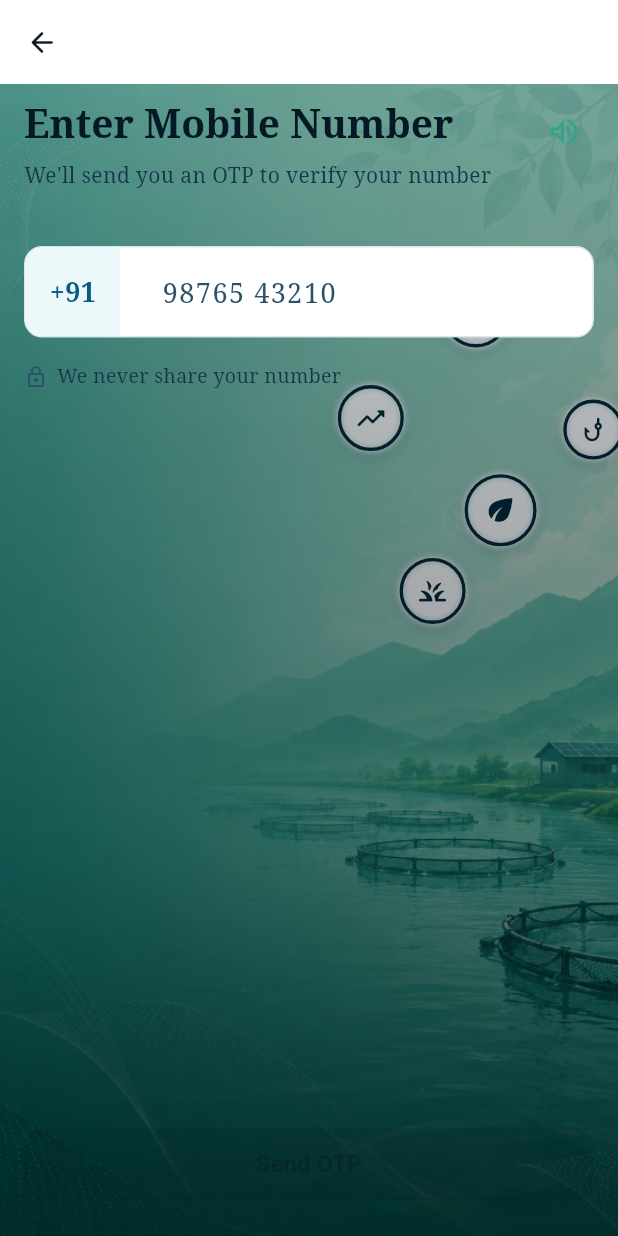
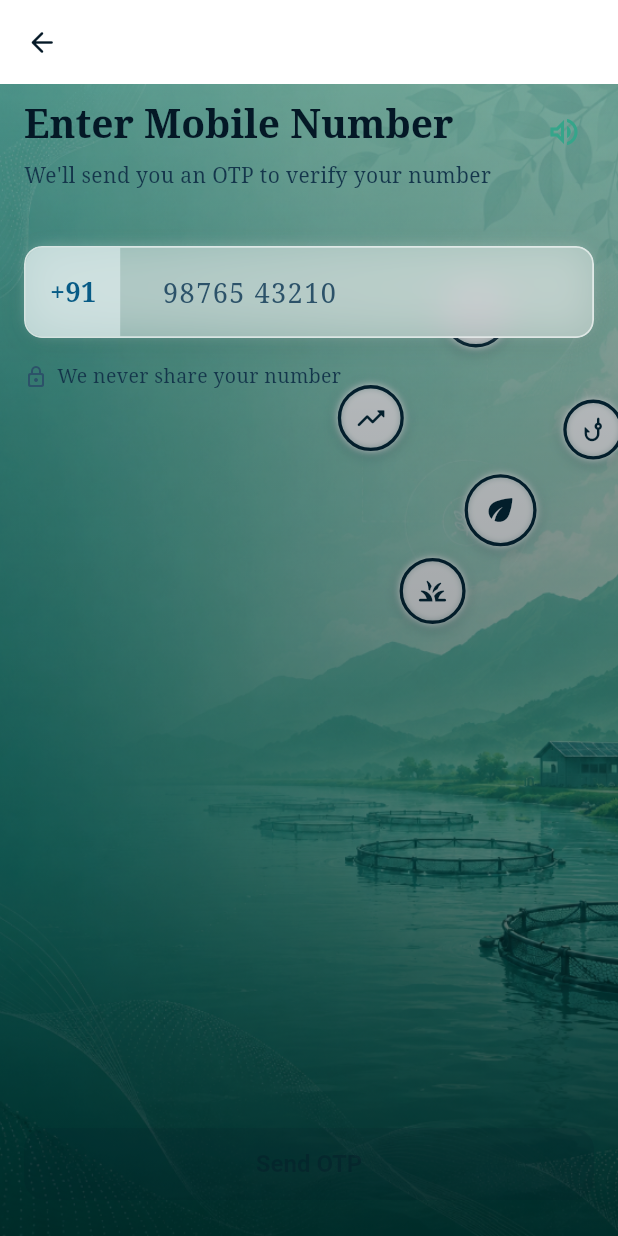
Before and after one commit to AquaverseAI/AquaVerse, a Flutter app: the LanguageSelectScreen screen opened by its route, after a tap on the "volume up" icon, after a tap on "Continue", on a phone screen of 412 x 824 dp. Run offline on Flutter 3.47's test engine with Material 3 defaults, Android fonts, the phone set to English and light mode, and no system bars; our stand-ins replace dio, drift, fl_chart, flutter_riverpod, flutter_secure_storage, go_router and 3 more; missing offline and left inert: sqlite3; accounts and stored records are empty; generated files the repository leaves out were written again.

Commit message:
feat(ui): implement 40% glassmorphism with BackdropFilter blur across all onboarding cards and inputs

```diff
--- a/lib/features/onboarding/presentation/language_select_screen.dart
+++ b/lib/features/onboarding/presentation/language_select_screen.dart
@@ -4,6 +4,7 @@ import 'package:go_router/go_router.dart';
 import '../../../core/storage/onboarding_flag_store.dart';
 import '../../../core/theme/app_colors.dart';
 import '../../../core/theme/app_theme.dart';
+import '../../../shared/widgets/glass_container.dart';
 import '../../../shared/widgets/onboarding_scaffold.dart';
 import '../../../shared/widgets/rotating_globe_icon.dart';
 import '../../../shared/widgets/speaker_button.dart';
@@ -128,14 +129,12 @@ class _LanguageSelectScreenState extends ConsumerState<LanguageSelectScreen> {
 
               const SizedBox(height: 20),
 
-              // ── 2.4 Search Field
-              Container(
+              // ── 2.4 Search Field (40% Glassmorphism)
+              GlassContainer(
                 height: 48,
-                decoration: BoxDecoration(
-                  color: AppColors.langSearchBg,
-                  borderRadius: BorderRadius.circular(12),
-                  border: Border.all(color: AppColors.langBorderDefault, width: 1.0),
-                ),
+                borderRadius: 12,
+                opacity: 0.40,
+                fillColor: Colors.white,
                 padding: const EdgeInsets.symmetric(horizontal: 14),
                 child: Row(
                   children: [
@@ -208,7 +207,7 @@ class _LanguageSelectScreenState extends ConsumerState<LanguageSelectScreen> {
 
               const SizedBox(height: 8),
 
-              // ── 2.6 Language List
+              // ── 2.6 Language List (40% Glassmorphism Tiles)
               Expanded(
                 child: filteredList.isEmpty
                     ? Center(
@@ -243,25 +242,16 @@ class _LanguageSelectScreenState extends ConsumerState<LanguageSelectScreen> {
                           return InkWell(
                             onTap: () => controller.selectLanguage(code),
                             borderRadius: BorderRadius.circular(12),
-                            child: Container(
+                            child: GlassContainer(
                               height: 64,
+                              borderRadius: 12,
+                              opacity: isSelected ? 0.55 : 0.40,
+                              fillColor: isSelected ? AppColors.langBgSelected : Colors.white,
+                              border: Border.all(
+                                color: isSelected ? AppColors.langBorderSelected : Colors.white.withValues(alpha: 0.60),
+                                width: isSelected ? 1.8 : 1.2,
+                              ),
                               padding: const EdgeInsets.symmetric(horizontal: 16),
-                              decoration: BoxDecoration(
-                                color: isSelected ? AppColors.langBgSelected : AppColors.langBgSurface,
-                                borderRadius: BorderRadius.circular(12),
-                                border: Border.all(
-                                  color: isSelected ? AppColors.langBorderSelected : AppColors.langBorderDefault,
-                                  width: isSelected ? 1.5 : 1.0,
-                                ),
-                                boxShadow: [
-                                  if (!isSelected)
-                                    BoxShadow(
-                                      color: AppColors.langTextPrimary.withValues(alpha: 0.03),
-                                      blurRadius: 6,
-                                      offset: const Offset(0, 2),
-                                    )
-                                ],
-                              ),
                               child: Row(
                                 children: [
                                   // Two-Letter Code Badge
--- a/lib/features/onboarding/presentation/phone_entry_screen.dart
+++ b/lib/features/onboarding/presentation/phone_entry_screen.dart
@@ -4,6 +4,7 @@ import 'package:flutter_riverpod/flutter_riverpod.dart';
 import 'package:go_router/go_router.dart';
 import '../../../core/theme/app_colors.dart';
 import '../../../core/theme/app_theme.dart';
+import '../../../shared/widgets/glass_container.dart';
 import '../../../shared/widgets/onboarding_scaffold.dart';
 import '../../../shared/widgets/speaker_button.dart';
 import 'controllers/onboarding_controller.dart';
@@ -88,17 +89,15 @@ class _PhoneEntryScreenState extends ConsumerState<PhoneEntryScreen> {
 
               const SizedBox(height: 36),
 
-              // Phone Number Input Field with fixed +91 prefix
-              Container(
-                decoration: BoxDecoration(
-                  color: AppColors.surface,
-                  borderRadius: BorderRadius.circular(AppTheme.inputRadius),
-                  border: Border.all(
-                    color: state.errorMessage != null
-                        ? AppColors.critical
-                        : (state.isMobileValid ? AppColors.primary500 : AppColors.border),
-                    width: state.isMobileValid || state.errorMessage != null ? 1.5 : 1.0,
-                  ),
+              // Phone Number Input Field with fixed +91 prefix (40% Glassmorphism)
+              GlassContainer(
+                opacity: 0.40,
+                borderRadius: AppTheme.inputRadius,
+                border: Border.all(
+                  color: state.errorMessage != null
+                      ? AppColors.critical
+                      : (state.isMobileValid ? AppColors.primary500 : Colors.white.withValues(alpha: 0.60)),
+                  width: state.isMobileValid || state.errorMessage != null ? 1.5 : 1.2,
                 ),
                 child: Row(
                   children: [
@@ -106,7 +105,7 @@ class _PhoneEntryScreenState extends ConsumerState<PhoneEntryScreen> {
                     Container(
                       padding: const EdgeInsets.symmetric(horizontal: 16, vertical: 16),
                       decoration: BoxDecoration(
-                        color: AppColors.surfaceAqua,
+                        color: AppColors.surfaceAqua.withValues(alpha: 0.50),
                         borderRadius: BorderRadius.only(
                           topLeft: Radius.circular(AppTheme.inputRadius - 1),
                           bottomLeft: Radius.circular(AppTheme.inputRadius - 1),
--- /dev/null
+++ b/lib/shared/widgets/glass_container.dart
@@ -0,0 +1,83 @@
+import 'dart:ui';
+import 'package:flutter/material.dart';
+
+/// Reusable Glassmorphism 40% container widget.
+/// Wraps content in a ClipRRect + BackdropFilter blur + 40% translucent surface
+/// with a frosted white glass border and soft drop shadow.
+class GlassContainer extends StatelessWidget {
+  final Widget child;
+  final double opacity;
+  final double blur;
+  final double borderRadius;
+  final Color fillColor;
+  final Border? border;
+  final EdgeInsetsGeometry? padding;
+  final EdgeInsetsGeometry? margin;
+  final double? width;
+  final double? height;
+  final List<BoxShadow>? boxShadow;
+
+  const GlassContainer({
+    super.key,
+    required this.child,
+    this.opacity = 0.40,
+    this.blur = 12.0,
+    this.borderRadius = 16.0,
+    this.fillColor = Colors.white,
+    this.border,
+    this.padding,
+    this.margin,
+    this.width,
+    this.height,
+    this.boxShadow,
+  });
+
+  @override
+  Widget build(BuildContext context) {
+    final effectiveBorder = border ??
+        Border.all(
+          color: Colors.white.withValues(alpha: 0.55),
+          width: 1.2,
+        );
+
+    final defaultShadows = boxShadow ?? [
+      BoxShadow(
+        color: Colors.black.withValues(alpha: 0.08),
+        blurRadius: 16,
+        spreadRadius: 0,
+        offset: const Offset(0, 4),
+      ),
+      BoxShadow(
+        color: Colors.white.withValues(alpha: 0.30),
+        blurRadius: 8,
+        spreadRadius: -2,
+        offset: const Offset(0, -1),
+      ),
+    ];
+
+    return Container(
+      width: width,
+      height: height,
+      margin: margin,
+      decoration: BoxDecoration(
+        borderRadius: BorderRadius.circular(borderRadius),
+        boxShadow: defaultShadows,
+      ),
+      child: ClipRRect(
+        borderRadius: BorderRadius.circular(borderRadius),
+        child: BackdropFilter(
+          filter: ImageFilter.blur(sigmaX: blur, sigmaY: blur),
+          child: Container(
+            padding: padding,
+            decoration: BoxDecoration(
+              color: fillColor.withValues(alpha: opacity),
+              borderRadius: BorderRadius.circular(borderRadius),
+              border: effectiveBorder,
+            ),
+            child: child,
+          ),
+        ),
+      ),
+    );
+  }
+}
```
Also changed, not shown: lib/features/onboarding/presentation/ai_intro_screen.dart (+18 -6 lines), lib/features/onboarding/presentation/otp_verify_screen.dart (+14 -19 lines), lib/features/onboarding/presentation/role_selection_screen.dart (+8 -16 lines).
